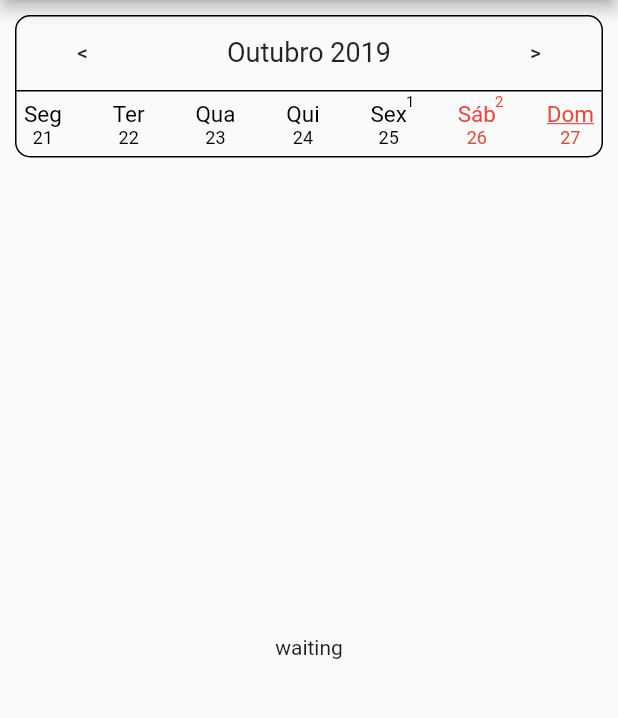
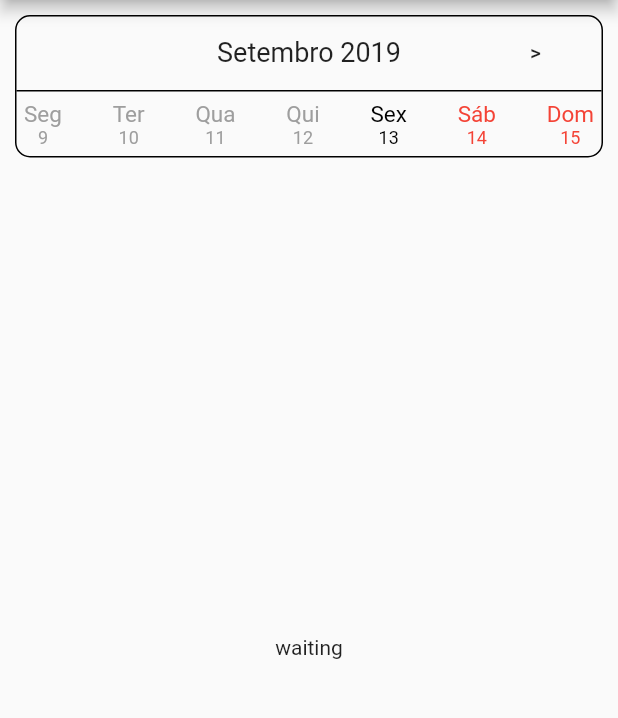
Before and after one commit to mamodo123/flutter_calendar, a Flutter app: the screen it shows after launch, on a phone screen of 412 x 824 dp, the part 84-802 px from its top. Run offline on Flutter 3.47's test engine with Material 2 defaults, Android fonts, the phone set to English and light mode, and no system bars.

Commit message:
first day can be null;code format.

```diff
--- a/lib/main.dart
+++ b/lib/main.dart
@@ -49,8 +49,8 @@ class _MyAppState extends State<MyApp> {
                     DateTime.december: "Dezembro",
                   },
                   disabledDays: [DateTime.saturday, DateTime.sunday],
-                  minimumDate: DateTime.parse("2019-10-13"),
-                  maximumDate: DateTime.parse("2019-11-22"),
+                  minimumDate: DateTime.parse("2019-09-13"),
+                  maximumDate: DateTime.parse("2019-09-28"),
                   events: [
                     DateTime.parse("2019-10-26"),
                     DateTime.parse("2019-10-26"),
@@ -115,12 +115,12 @@ class Calendar extends StatefulWidget {
   //in implementation
   bool showMonth = true;
 
-  Calendar(
-      {Map<int, String> nameDaysOfWeek,
+  Calendar({
+    Map<int, String> nameDaysOfWeek,
     Map<int, String> nameMonthsOfYear,
-      DateTime firstSelected,
-      DateTime maximumDate,
-      DateTime minimumDate,
+    this.firstSelected,
+    this.maximumDate,
+    this.minimumDate,
     List<DateTime> events,
     this.disabledDays = const [],
     this.onSelectedDay,
@@ -130,39 +130,51 @@ class Calendar extends StatefulWidget {
     this.outOfRangeDayColor = Colors.grey,
     this.showBorder = true,
     this.showDivider = true,
-      /*this.showMonth = true*/}) {
+    /*this.showMonth = true*/
+  }) {
     if (maximumDate != null && minimumDate != null) {
       assert(!minimumDate.isAfter(maximumDate),
           "Minimum date can't be after the Maximum date.");
     }
-    assert(disabledDays.length < 7,
-        "Disabled days has to be lesser than 7, or you can't select a day.");
 
-    final tempDate = firstSelected != null ? firstSelected : DateTime.now();
-    this.firstSelected = _zeroHour(tempDate);
-
+    if (firstSelected != null) {
       if (maximumDate != null) {
-      this.maximumDate = _zeroHour(maximumDate);
-      if (this.firstSelected.isAfter(maximumDate)) {
-        var willBeFirstSelected = maximumDate;
-        while (disabledDays.contains(willBeFirstSelected.weekday)) {
-          willBeFirstSelected = willBeFirstSelected.add(Duration(days: -1));
+        assert(!firstSelected.isAfter(maximumDate),
+            "First selected date can't be after the maximum date");
       }
-        this.firstSelected = willBeFirstSelected;
-      }
+      if (minimumDate != null) {
+        assert(!minimumDate.isBefore(minimumDate),
+            "First selected date can't be before the minimum date");
       }
 
-    if (minimumDate != null) {
-      this.minimumDate = _zeroHour(minimumDate);
-      if (this.firstSelected.isBefore(minimumDate)) {
-        var willBeFirstSelected = minimumDate;
-        while (disabledDays.contains(willBeFirstSelected.weekday)) {
-          willBeFirstSelected = willBeFirstSelected.add(Duration(days: 1));
-        }
-        this.firstSelected = willBeFirstSelected;
-      }
+      assert(!disabledDays.contains(firstSelected.weekday),
+          "First selected date can't be a disabled day");
     }
 
+    _getDaysOfWeekName(nameDaysOfWeek);
+    _getMonthsName(nameMonthsOfYear);
+    _getEvents(events);
+  }
+
+  @override
+  _CalendarState createState() => _CalendarState(
+        nameDaysOfWeek: nameDaysOfWeek,
+        nameMonthsOfYear: nameMonthsOfYear,
+        firstSelected: firstSelected,
+        maximumDate: maximumDate,
+        minimumDate: minimumDate,
+        events: events,
+        disabledDays: disabledDays,
+        onSelectedDay: onSelectedDay,
+        disabledDayColor: disabledDayColor,
+        selectedDayColor: selectedDayColor,
+        normalDayColor: normalDayColor,
+        outOfRangeDayColor: outOfRangeDayColor,
+        showBorder: showBorder,
+        showDivider: showDivider,
+      );
+
+  _getDaysOfWeekName(Map<int, String> nameDaysOfWeek) {
     if (nameDaysOfWeek != null) {
       var nameDaysOfWeekTemp = Map<int, String>.from(DAYS_OF_WEEK);
       nameDaysOfWeek.keys.forEach((i) {
@@ -172,7 +184,9 @@ class Calendar extends StatefulWidget {
     } else {
       this.nameDaysOfWeek = DAYS_OF_WEEK;
     }
+  }
 
+  _getMonthsName(Map<int, String> nameMonthsOfYear) {
     if (nameMonthsOfYear != null) {
       var nameMonthsOfYearTemp = Map<int, String>.from(MONTHS_OF_YEAR);
       nameMonthsOfYear.keys.forEach((i) {
@@ -182,7 +196,9 @@ class Calendar extends StatefulWidget {
     } else {
       this.nameMonthsOfYear = MONTHS_OF_YEAR;
     }
+  }
 
+  _getEvents(List<DateTime> events) {
     this.events = Map();
     events?.forEach((date) {
       final zeroHour = _zeroHour(date);
@@ -190,30 +206,66 @@ class Calendar extends StatefulWidget {
           (this.events[zeroHour.millisecondsSinceEpoch] ?? 0) + 1;
     });
   }
-
-  @override
-  _CalendarState createState() => _CalendarState(firstSelected);
 }
 
 class _CalendarState extends State<Calendar> {
+  Map<int, String> nameDaysOfWeek, nameMonthsOfYear;
+  List<int> disabledDays;
+  DateTime firstSelected, maximumDate, minimumDate;
+  Function(DateTime day) onSelectedDay;
+  Map<int, int> events;
+  Color disabledDayColor;
+  Color selectedDayColor;
+  Color normalDayColor;
+  Color outOfRangeDayColor;
+  bool showBorder;
+  bool showDivider;
+
+  //in implementation
+  bool showMonth = true;
+
   List<DateTime> week;
   DateTime selected;
   DateTime showing;
 
-  _CalendarState(DateTime firstSelected) {
-    this.week = generateWeek(firstSelected);
+  _CalendarState({
+    this.nameDaysOfWeek,
+    this.nameMonthsOfYear,
+    this.firstSelected,
+    this.maximumDate,
+    this.minimumDate,
+    this.events,
+    this.disabledDays,
+    this.onSelectedDay,
+    this.disabledDayColor,
+    this.selectedDayColor,
+    this.normalDayColor,
+    this.outOfRangeDayColor,
+    this.showBorder = true,
+    this.showDivider = true,
+    /*this.showMonth = true*/
+  }) {
     this.selected = firstSelected;
-    this.showing = firstSelected;
+
+    DateTime focus = firstSelected ?? minimumDate ?? maximumDate ?? _zeroHour(DateTime.now());
+
+    this.week = generateWeek(focus);
+    this.showing = focus;
   }
 
   @override
   Widget build(BuildContext context) {
     return Container(
-      decoration: widget.showBorder ? BoxDecoration(borderRadius: BorderRadius.circular(10), border: Border.all(width: 1, color: Colors.black)) : null,
+      decoration: showBorder
+          ? BoxDecoration(
+              borderRadius: BorderRadius.circular(10),
+              border: Border.all(width: 1, color: Colors.black))
+          : null,
       child: Center(
         child: Column(
           children: <Widget>[
-            widget.showMonth? Row(
+            showMonth
+                ? Row(
                     children: <Widget>[
                       _greaterThanMinimum(week.first)
                           ? FlatButton(
@@ -231,9 +283,12 @@ class _CalendarState extends State<Calendar> {
                             ),
                       Expanded(
                           child: Center(
-                        child: Text(widget.nameMonthsOfYear[week.last.month] +
+                              child: Text(
+                        nameMonthsOfYear[week.last.month] +
                             " " +
-                            week.last.year.toString(), style: TextStyle(fontSize: 18),))),
+                            week.last.year.toString(),
+                        style: TextStyle(fontSize: 18),
+                      ))),
                       _lesserThanMaximum(week.last)
                           ? FlatButton(
                               child: Text(">"),
@@ -249,8 +304,15 @@ class _CalendarState extends State<Calendar> {
                               child: Container(),
                             ),
                     ],
-            ) : Container(),
-            !widget.showMonth || !widget.showDivider ? Container() : Divider(thickness: 1, color: Colors.black, height: 3,),
+                  )
+                : Container(),
+            !showMonth || !showDivider
+                ? Container()
+                : Divider(
+                    thickness: 1,
+                    color: Colors.black,
+                    height: 3,
+                  ),
             Row(
               mainAxisAlignment: MainAxisAlignment.spaceBetween,
               children: week.map((day) {
@@ -260,27 +322,30 @@ class _CalendarState extends State<Calendar> {
                       setState(() {
                         this.selected = day;
                       });
-                      widget.onSelectedDay(day);
+                      onSelectedDay(day);
                     }
                   },
                   child: Stack(
                     alignment: Alignment.topRight,
                     children: <Widget>[
                       Text(
-                        (widget.events[_zeroHour(day).millisecondsSinceEpoch] ??
-                                "")
+                        (events[_zeroHour(day).millisecondsSinceEpoch] ?? "")
                             .toString(),
-                        style: TextStyle(color: _getDayColor(day), fontSize: 10),
+                        style:
+                            TextStyle(color: _getDayColor(day), fontSize: 10),
                       ),
                       Padding(
                         padding: const EdgeInsets.all(5),
                         child: Column(
                           children: <Widget>[
                             Text(
-                              widget.nameDaysOfWeek[day.weekday].substring(0, 3),
+                              nameDaysOfWeek[day.weekday].substring(0, 3),
                               style: TextStyle(
-                                  fontSize: 15, color: _getDayColor(day),
-                              decoration: _isSameDay(day, DateTime.now()) ? TextDecoration.underline : null),
+                                  fontSize: 15,
+                                  color: _getDayColor(day),
+                                  decoration: _isSameDay(day, DateTime.now())
+                                      ? TextDecoration.underline
+                                      : null),
                             ),
                             Text(
                               day.day.toString(),
@@ -311,24 +376,24 @@ class _CalendarState extends State<Calendar> {
   Color _getDayColor(DateTime day) {
     /*if (_isSameDay(day, DateTime.now())) {
       return Colors.green;
-    } else */if ((widget.minimumDate != null &&
-            day.isBefore(widget.minimumDate)) ||
-        (widget.maximumDate != null && day.isAfter(widget.maximumDate))) {
-      return widget.outOfRangeDayColor;
-    } else if (widget.disabledDays.contains(day.weekday)) {
-      return widget.disabledDayColor;
-    } else if (_isSameDay(selected, day)) {
-      return widget.selectedDayColor;
+    } else */
+    if ((minimumDate != null && day.isBefore(minimumDate)) ||
+        (maximumDate != null && day.isAfter(maximumDate))) {
+      return outOfRangeDayColor;
+    } else if (disabledDays.contains(day.weekday)) {
+      return disabledDayColor;
+    } else if (selected != null && _isSameDay(selected, day)) {
+      return selectedDayColor;
     } else {
-      return widget.normalDayColor;
+      return normalDayColor;
     }
   }
 
   bool _greaterThanMinimum(DateTime date) {
-    if (widget.minimumDate == null) {
+    if (minimumDate == null) {
       return true;
     } else {
-      if (date.isAfter(widget.minimumDate)) {
+      if (date.isAfter(minimumDate)) {
         return true;
       } else {
         return false;
@@ -337,10 +402,10 @@ class _CalendarState extends State<Calendar> {
   }
 
   bool _lesserThanMaximum(DateTime date) {
-    if (widget.maximumDate == null) {
+    if (maximumDate == null) {
       return true;
     } else {
-      if (date.isBefore(widget.maximumDate)) {
+      if (date.isBefore(maximumDate)) {
         return true;
       } else {
         return false;
@@ -349,9 +414,9 @@ class _CalendarState extends State<Calendar> {
   }
 
   bool _isOkDay(DateTime day) {
-    return !((widget.minimumDate != null && day.isBefore(widget.minimumDate)) ||
-        (widget.maximumDate != null && day.isAfter(widget.maximumDate)) ||
-        widget.disabledDays.contains(day.weekday));
+    return !((minimumDate != null && day.isBefore(minimumDate)) ||
+        (maximumDate != null && day.isAfter(maximumDate)) ||
+        disabledDays.contains(day.weekday));
   }
 }
 
```
Lines whose indentation alone changed are shown as unchanged.
